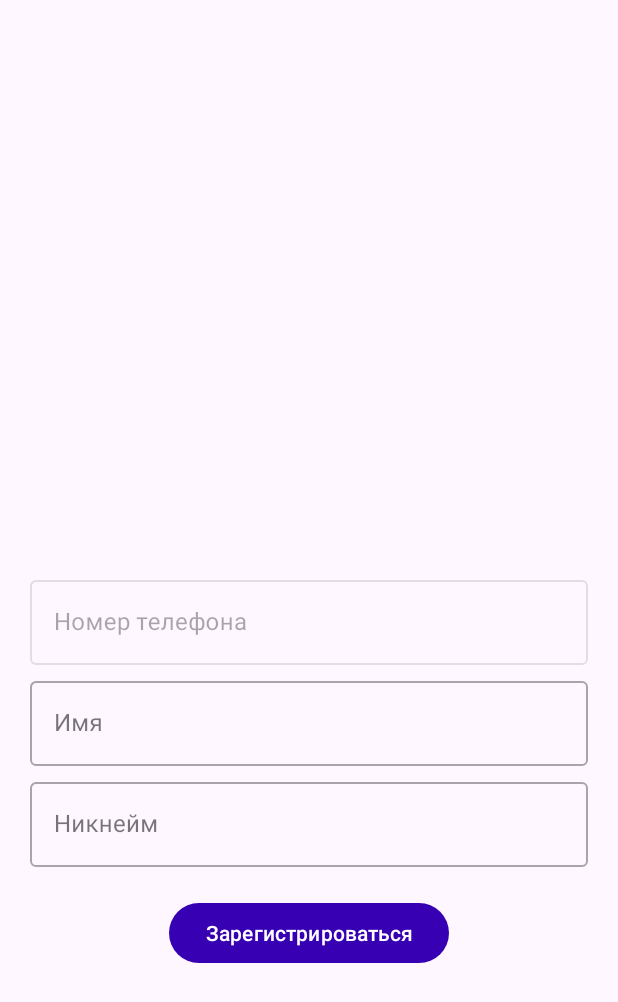
After one commit to Std1o/MangoApp, an Android app: the fragment RegistrationFragment placed in its activity, on a phone screen of 412 x 824 dp. The commit adds this screen. Shown: the top 1002 px of the screen. Run offline under Robolectric (Android 15) with nearby library versions, the light colour scheme and no system bars; libraries missing offline, so code that uses them is left out: com.redmadrobot.inputmask; 2 statements that could not run were skipped.

Commit message:
registration

```diff
--- a/app/build.gradle
+++ b/app/build.gradle
@@ -1,6 +1,7 @@
 plugins {
     id 'com.android.application'
     id 'org.jetbrains.kotlin.android'
+    id 'androidx.navigation.safeargs.kotlin'
 }
 
 android {
--- a/app/src/main/java/com/stdio/mangoapp/data/BaseRepository.kt
+++ b/app/src/main/java/com/stdio/mangoapp/data/BaseRepository.kt
@@ -1,5 +1,6 @@
 package com.stdio.mangoapp.data
 
+import com.stdio.mangoapp.common.Utils
 import com.stdio.mangoapp.domain.DataState
 import retrofit2.Response
 
@@ -15,7 +16,7 @@ open class BaseRepository {
                 }
                 return DataState.Empty(response.code())
             }
-            val errorMessage = response.message()
+            val errorMessage = Utils.encodeErrorCode(response.errorBody())
             return error(errorMessage, response.code())
         } catch (e: Exception) {
             return error(e.message ?: " ", -1)
--- a/app/src/main/java/com/stdio/mangoapp/data/MainRepository.kt
+++ b/app/src/main/java/com/stdio/mangoapp/data/MainRepository.kt
@@ -1,6 +1,7 @@
 package com.stdio.mangoapp.data
 
 import com.stdio.mangoapp.domain.models.CheckAuthCodeReq
+import com.stdio.mangoapp.domain.models.RegisterRequest
 import com.stdio.mangoapp.domain.models.SendPhoneRequest
 import kotlinx.coroutines.flow.flow
 
@@ -13,4 +14,8 @@ class MainRepository(private val remoteDataSource: RemoteDataSource) : BaseRepos
     suspend fun checkAuthCode(phone: String, code: String) = flow {
         emit(apiCall { remoteDataSource.checkAuthCode(CheckAuthCodeReq(phone, code)) })
     }
+
+    suspend fun register(phone: String, name: String, username: String) = flow {
+        emit(apiCall { remoteDataSource.register(RegisterRequest(phone, name, username)) })
+    }
 }
--- a/app/src/main/java/com/stdio/mangoapp/di/AppModule.kt
+++ b/app/src/main/java/com/stdio/mangoapp/di/AppModule.kt
@@ -5,6 +5,7 @@ import com.stdio.mangoapp.data.MainService
 import com.stdio.mangoapp.data.RemoteDataSource
 import com.stdio.mangoapp.domain.usecases.CheckAuthCodeUseCase
 import com.stdio.mangoapp.presentation.viewmodel.AuthViewModel
+import com.stdio.mangoapp.presentation.viewmodel.RegistrationViewModel
 import okhttp3.OkHttpClient
 import okhttp3.logging.HttpLoggingInterceptor
 import org.koin.androidx.viewmodel.dsl.viewModel
@@ -15,6 +16,7 @@ import java.util.concurrent.TimeUnit
 
 val viewModelModule = module {
     viewModel { AuthViewModel(get(), get()) }
+    viewModel { RegistrationViewModel(get()) }
 }
 
 val appModule = module {
--- /dev/null
+++ b/app/src/main/java/com/stdio/mangoapp/domain/models/RegisterRequest.kt
@@ -0,0 +1,3 @@
+package com.stdio.mangoapp.domain.models
+
+data class RegisterRequest(val phone: String, val name: String, val username: String)
--- a/app/src/main/java/com/stdio/mangoapp/domain/models/SignInResponse.kt
+++ b/app/src/main/java/com/stdio/mangoapp/domain/models/SignInResponse.kt
@@ -6,5 +6,5 @@ data class SignInResponse(
     @SerializedName("refresh_token") val refreshToken: String,
     @SerializedName("access_token") val accessToken: String,
     @SerializedName("user_id") val userId: Int,
-    @SerializedName("is_user_exists") val isUserExist: Boolean
+    @SerializedName("is_user_exists") val isUserExist: Boolean?
 ) : CommonAuthData
--- /dev/null
+++ b/app/src/main/java/com/stdio/mangoapp/presentation/ui/fragments/RegistrationFragment.kt
@@ -0,0 +1,41 @@
+package com.stdio.mangoapp.presentation.ui.fragments
+
+import android.os.Bundle
+import android.view.View
+import androidx.fragment.app.Fragment
+import androidx.navigation.fragment.navArgs
+import com.stdio.mangoapp.R
+import com.stdio.mangoapp.common.isNotEmpty
+import com.stdio.mangoapp.common.isValidUsername
+import com.stdio.mangoapp.common.showSnackbar
+import com.stdio.mangoapp.common.subscribeInUI
+import com.stdio.mangoapp.common.viewBinding
+import com.stdio.mangoapp.databinding.FragmentRegistrationBinding
+import com.stdio.mangoapp.presentation.viewmodel.RegistrationViewModel
+import org.koin.androidx.viewmodel.ext.android.viewModel
+
+class RegistrationFragment : Fragment(R.layout.fragment_registration) {
+
+    private val viewModel by viewModel<RegistrationViewModel>()
+    private val binding by viewBinding(FragmentRegistrationBinding::bind)
+    private val args: RegistrationFragmentArgs by navArgs()
+
+    override fun onViewCreated(view: View, savedInstanceState: Bundle?) {
+        super.onViewCreated(view, savedInstanceState)
+        with(binding) {
+            etPhone.setText(args.phone)
+            btnSend.setOnClickListener {
+                if (nameInputLayout.isNotEmpty() && usernameInputLayout.isValidUsername()) {
+                    viewModel.register(etPhone.text.toString(), etName.text.toString(), etUsername.text.toString())
+                }
+            }
+        }
+        subscribeObservers()
+    }
+
+    private fun subscribeObservers() {
+        viewModel.uiState.subscribeInUI(this, binding.progressBar) {
+            showSnackbar(it.accessToken)
+        }
+    }
+}
--- /dev/null
+++ b/app/src/main/java/com/stdio/mangoapp/presentation/viewmodel/RegistrationViewModel.kt
@@ -0,0 +1,15 @@
+package com.stdio.mangoapp.presentation.viewmodel
+
+import androidx.lifecycle.viewModelScope
+import com.stdio.mangoapp.data.MainRepository
+import com.stdio.mangoapp.domain.models.SignInResponse
+import kotlinx.coroutines.launch
+
+class RegistrationViewModel(private val repository: MainRepository) : BaseViewModel<SignInResponse>() {
+
+    fun register(phone: String, name: String, username: String) {
+        viewModelScope.launch {
+            launchRequest(repository.register(phone, name, username))
+        }
+    }
+}
--- /dev/null
+++ b/app/src/main/res/layout/fragment_registration.xml
@@ -0,0 +1,84 @@
+<?xml version="1.0" encoding="utf-8"?>
+<androidx.constraintlayout.widget.ConstraintLayout xmlns:android="http://schemas.android.com/apk/res/android"
+    xmlns:app="http://schemas.android.com/apk/res-auto"
+    xmlns:tools="http://schemas.android.com/tools"
+    android:layout_width="match_parent"
+    android:layout_height="match_parent">
+
+    <com.google.android.material.textfield.TextInputLayout
+        android:id="@+id/phoneInputLayout"
+        style="@style/Widget.MaterialComponents.TextInputLayout.OutlinedBox"
+        android:layout_width="match_parent"
+        android:layout_height="wrap_content"
+        android:layout_marginHorizontal="20dp"
+        android:enabled="false"
+        android:hint="@string/phone_number"
+        app:layout_constraintBottom_toBottomOf="parent"
+        app:layout_constraintTop_toTopOf="parent">
+
+        <com.google.android.material.textfield.TextInputEditText
+            android:id="@+id/etPhone"
+            android:layout_width="match_parent"
+            android:layout_height="wrap_content" />
+
+    </com.google.android.material.textfield.TextInputLayout>
+
+    <com.google.android.material.textfield.TextInputLayout
+        android:id="@+id/nameInputLayout"
+        style="@style/Widget.MaterialComponents.TextInputLayout.OutlinedBox"
+        android:layout_width="match_parent"
+        android:layout_height="wrap_content"
+        android:layout_marginHorizontal="20dp"
+        android:layout_marginTop="5dp"
+        android:hint="@string/name"
+        app:layout_constraintTop_toBottomOf="@+id/phoneInputLayout">
+
+        <com.google.android.material.textfield.TextInputEditText
+            android:id="@+id/etName"
+            android:inputType="textCapWords"
+            android:layout_width="match_parent"
+            android:layout_height="wrap_content" />
+
+    </com.google.android.material.textfield.TextInputLayout>
+
+    <com.google.android.material.textfield.TextInputLayout
+        android:id="@+id/usernameInputLayout"
+        style="@style/Widget.MaterialComponents.TextInputLayout.OutlinedBox"
+        android:layout_width="match_parent"
+        android:layout_height="wrap_content"
+        android:layout_marginHorizontal="20dp"
+        android:layout_marginTop="5dp"
+        android:hint="@string/username"
+        app:layout_constraintTop_toBottomOf="@+id/nameInputLayout">
+
+        <com.google.android.material.textfield.TextInputEditText
+            android:id="@+id/etUsername"
+            android:inputType="textCapWords"
+            android:layout_width="match_parent"
+            android:layout_height="wrap_content" />
+
+    </com.google.android.material.textfield.TextInputLayout>
+
+    <Button
+        android:id="@+id/btnSend"
+        android:layout_width="wrap_content"
+        android:layout_height="wrap_content"
+        android:text="@string/register"
+        android:layout_marginTop="20dp"
+        android:textColor="@color/white"
+        app:layout_constraintEnd_toEndOf="parent"
+        app:layout_constraintStart_toStartOf="parent"
+        app:layout_constraintTop_toBottomOf="@+id/usernameInputLayout" />
+
+    <ProgressBar
+        android:id="@+id/progressBar"
+        style="?android:attr/progressBarStyle"
+        android:layout_width="wrap_content"
+        android:layout_height="wrap_content"
+        android:visibility="gone"
+        app:layout_constraintBottom_toBottomOf="parent"
+        app:layout_constraintEnd_toEndOf="parent"
+        app:layout_constraintStart_toStartOf="parent"
+        app:layout_constraintTop_toTopOf="parent" />
+
+</androidx.constraintlayout.widget.ConstraintLayout>
--- a/app/src/main/res/navigation/mobile_navigation.xml
+++ b/app/src/main/res/navigation/mobile_navigation.xml
@@ -9,5 +9,18 @@
         android:id="@+id/authFragment"
         android:name="com.stdio.mangoapp.presentation.ui.fragments.AuthFragment"
         android:label="AuthFragment"
-        tools:layout="@layout/fragment_auth"/>
+        tools:layout="@layout/fragment_auth">
+        <action
+            android:id="@+id/action_authFragment_to_registrationFragment"
+            app:destination="@id/registrationFragment" />
+    </fragment>
+    <fragment
+        android:id="@+id/registrationFragment"
+        android:name="com.stdio.mangoapp.presentation.ui.fragments.RegistrationFragment"
+        android:label="RegistrationFragment"
+        tools:layout="@layout/fragment_registration">
+        <argument
+            android:name="phone"
+            app:argType="string" />
+    </fragment>
 </navigation>
--- a/app/src/main/res/values/strings.xml
+++ b/app/src/main/res/values/strings.xml
@@ -5,4 +5,8 @@
     <string name="invalid_sms_code">Код подтверждения должен состоять из 6 цифр</string>
     <string name="sms_code">Код из смс</string>
     <string name="sign_in">Войти</string>
+    <string name="name">Имя</string>
+    <string name="username">Никнейм</string>
+    <string name="error_empty_field">Заполните поле</string>
+    <string name="register">Зарегистрироваться</string>
 </resources>
--- a/build.gradle
+++ b/build.gradle
@@ -3,4 +3,5 @@ plugins {
     id 'com.android.application' version '8.0.1' apply false
     id 'com.android.library' version '8.0.1' apply false
     id 'org.jetbrains.kotlin.android' version '1.8.20' apply false
+    id 'androidx.navigation.safeargs' version '2.5.3' apply false
 }
```
Also changed, not shown: app/src/main/java/com/stdio/mangoapp/common/Extensions.kt (+44 -0 lines), app/src/main/java/com/stdio/mangoapp/common/Utils.kt (added, +23 -0 lines), app/src/main/java/com/stdio/mangoapp/data/MainService.kt (+6 -2 lines), app/src/main/java/com/stdio/mangoapp/data/RemoteDataSource.kt (+5 -2 lines), app/src/main/java/com/stdio/mangoapp/presentation/ui/fragments/AuthFragment.kt (+5 -2 lines).
